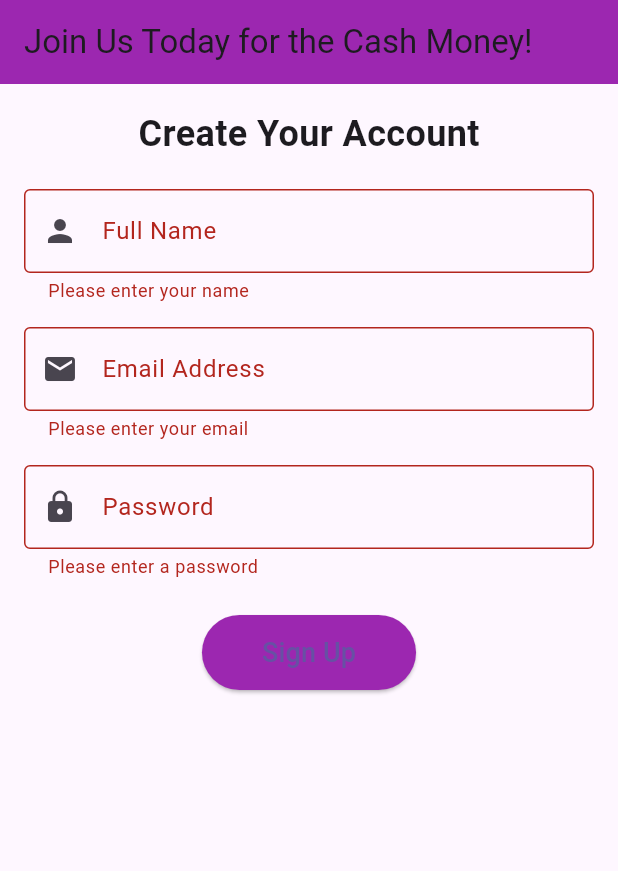
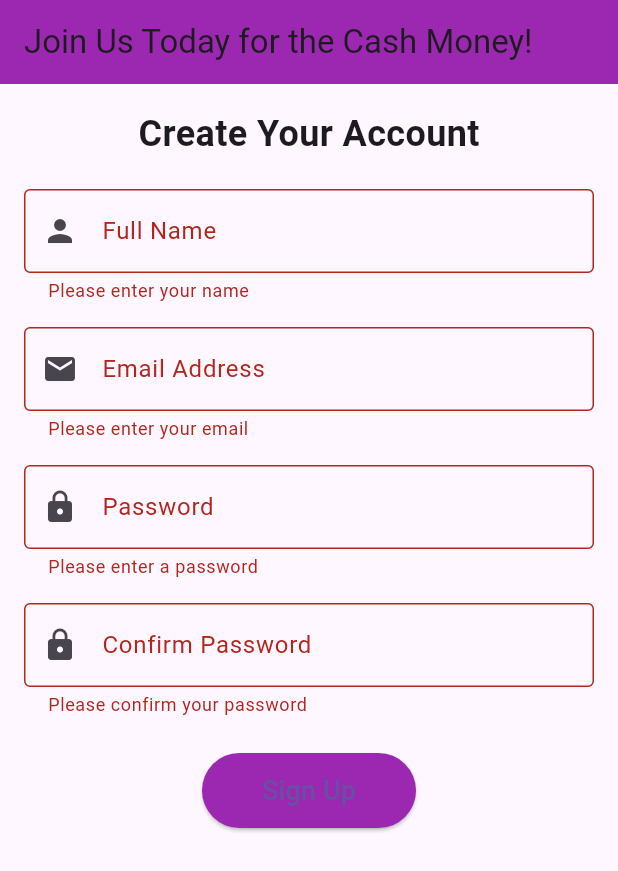
Before and after one commit to princeampofo/act12, a Flutter app: the screen it shows after launch, after a tap on "Sign Up", on a phone screen of 412 x 824 dp. Shown: the top 871 px of the screen. Run offline on Flutter 3.47's test engine with Material 3 defaults, Android fonts, the phone set to English and light mode, and no system bars.

Commit message:
(feat):added confirm password field

```diff
--- a/lib/main.dart
+++ b/lib/main.dart
@@ -28,6 +28,7 @@ class _SignupPageState extends State<SignupPage> {
   final TextEditingController _nameController = TextEditingController();
   final TextEditingController _emailController = TextEditingController();
   final TextEditingController _passwordController = TextEditingController();
+  final TextEditingController _confirmPasswordController = TextEditingController();
 
   @override
   Widget build(BuildContext context) {
@@ -105,6 +106,28 @@ class _SignupPageState extends State<SignupPage> {
                   return null;
                 },
               ),
+
+              const SizedBox(height: 16),
+
+              TextFormField(
+                controller: _confirmPasswordController,
+                obscureText: true,
+                decoration: const InputDecoration(
+                  labelText: 'Confirm Password',
+                  prefixIcon: Icon(Icons.lock),
+                  border: OutlineInputBorder(),
+                ),
+                validator: (value) {
+                  if (value == null || value.isEmpty) {
+                    return 'Please confirm your password';
+                  }
+                  if (value != _passwordController.text) {
+                    return 'Passwords do not match';
+                  }
+                  return null;
+                },
+              ),
+
               const SizedBox(height: 24),
 
               // Sign Up Button
```
